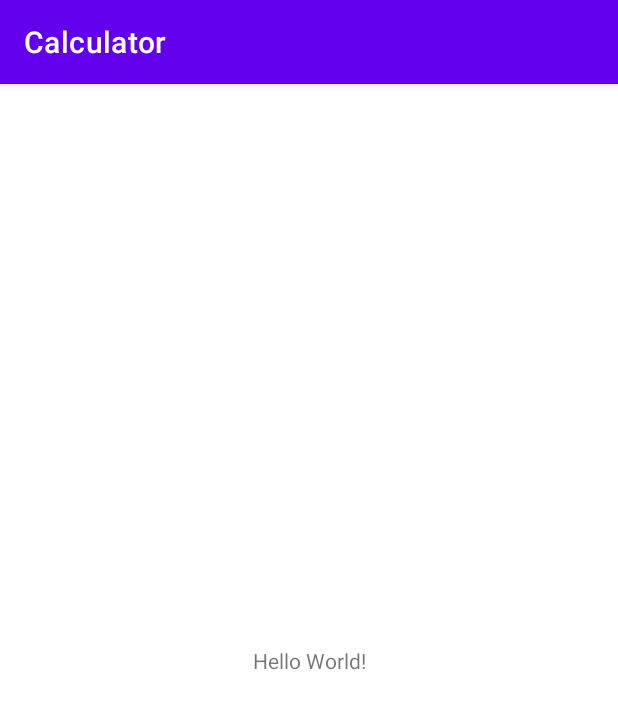
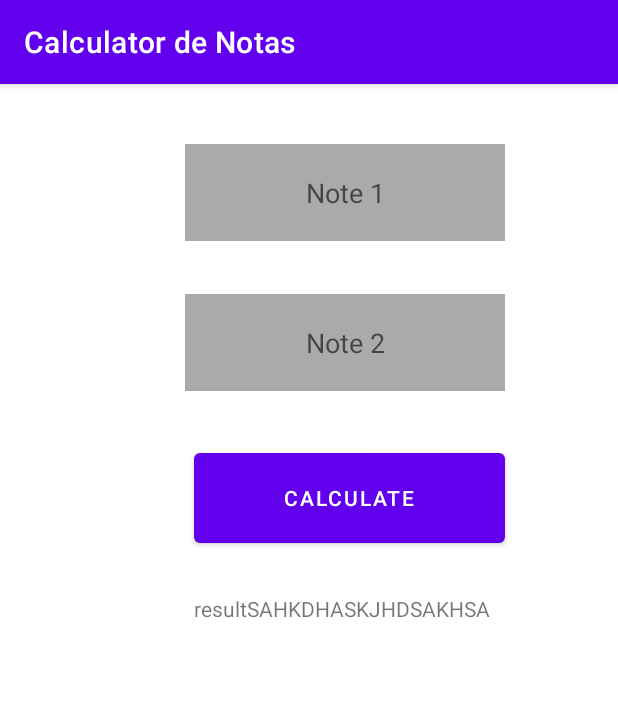
Before and after one commit to MrVictor42/digitalinnovation, an Android app: the screen it shows after launch (MainActivity), on a phone screen of 412 x 824 dp. Shown: the top 709 px of the screen. Run offline under Robolectric (Android 15) with nearby library versions, the phone set to English and light mode, and no system bars.

Commit message:
Insert textfields for note1,note2 and create a button

```diff
--- a/Calculator/app/src/main/res/layout/activity_main.xml
+++ b/Calculator/app/src/main/res/layout/activity_main.xml
@@ -4,15 +4,66 @@
     xmlns:tools="http://schemas.android.com/tools"
     android:layout_width="match_parent"
     android:layout_height="match_parent"
-    tools:context=".MainActivity">
+    tools:context=".MainActivity"
+>
+
+    <EditText
+        android:id="@+id/note1"
+        android:layout_width="wrap_content"
+        android:layout_height="wrap_content"
+        android:layout_marginTop="40dp"
+        android:layout_marginEnd="75dp"
+        android:background="@android:color/darker_gray"
+        android:ems="10"
+        android:hint="Note 1"
+        android:inputType="number"
+        android:maxLength="2"
+        android:padding="20dp"
+        android:textAlignment="center"
+        app:layout_constraintEnd_toEndOf="parent"
+        app:layout_constraintTop_toTopOf="parent"
+    />
+
+    <EditText
+        android:id="@+id/note2"
+        android:layout_width="wrap_content"
+        android:layout_height="wrap_content"
+        android:layout_marginTop="140dp"
+        android:layout_marginEnd="75dp"
+        android:background="@android:color/darker_gray"
+        android:ems="10"
+        android:hint="Note 2"
+        android:inputType="number"
+        android:maxLength="2"
+        android:padding="20dp"
+        android:textAlignment="center"
+        app:layout_constraintEnd_toEndOf="parent"
+        app:layout_constraintTop_toTopOf="parent"
+    />
+
+    <Button
+        android:id="@+id/buttonCalculate"
+        android:layout_width="207dp"
+        android:layout_height="72dp"
+        android:layout_marginTop="240dp"
+        android:layout_marginEnd="75dp"
+        android:padding="20dp"
+        android:text="Calculate"
+        app:layout_constraintEnd_toEndOf="parent"
+        app:layout_constraintTop_toTopOf="parent"
+
+        />
 
     <TextView
-        android:layout_width="wrap_content"
-        android:layout_height="wrap_content"
-        android:text="Hello World!"
-        app:layout_constraintBottom_toBottomOf="parent"
-        app:layout_constraintLeft_toLeftOf="parent"
-        app:layout_constraintRight_toRightOf="parent"
-        app:layout_constraintTop_toTopOf="parent" />
+        android:id="@+id/resultText"
+        android:layout_width="207dp"
+        android:layout_height="200dp"
+        android:layout_marginEnd="75dp"
+        android:layout_marginTop="340dp"
+        android:text="resultSAHKDHASKJHDSAKHSA"
+        app:layout_constraintEnd_toEndOf="parent"
+        app:layout_constraintTop_toTopOf="parent"
+    />
+
 
 </androidx.constraintlayout.widget.ConstraintLayout>
--- a/Calculator/app/src/main/res/values/strings.xml
+++ b/Calculator/app/src/main/res/values/strings.xml
@@ -1,3 +1,3 @@
 <resources>
-    <string name="app_name">Calculator</string>
+    <string name="app_name">Calculator de Notas</string>
 </resources>
```
Also changed, not shown: bank/src/main/kotlin/digitalinnovation/digitalone/Analista.kt (renamed from src/main/kotlin/digitalinnovation/digitalone/Analista.kt), bank/src/main/kotlin/digitalinnovation/digitalone/Banco.kt (renamed from src/main/kotlin/digitalinnovation/digitalone/Banco.kt), bank/src/main/kotlin/digitalinnovation/digitalone/Cliente.kt (renamed from src/main/kotlin/digitalinnovation/digitalone/Cliente.kt), bank/src/main/kotlin/digitalinnovation/digitalone/ClienteTipo.kt (renamed from src/main/kotlin/digitalinnovation/digitalone/ClienteTipo.kt), bank/src/main/kotlin/digitalinnovation/digitalone/Conta.kt (renamed from src/main/kotlin/digitalinnovation/digitalone/Conta.kt), bank/src/main/kotlin/digitalinnovation/digitalone/Funcionario.kt (renamed from src/main/kotlin/digitalinnovation/digitalone/Funcionario.kt), bank/src/main/kotlin/digitalinnovation/digitalone/Gerente.kt (renamed from src/main/kotlin/digitalinnovation/digitalone/Gerente.kt), bank/src/main/kotlin/digitalinnovation/digitalone/Login.kt (renamed from src/main/kotlin/digitalinnovation/digitalone/Login.kt), bank/src/main/kotlin/digitalinnovation/digitalone/Pessoa.kt (renamed from src/main/kotlin/digitalinnovation/digitalone/Pessoa.kt), bank/src/main/kotlin/digitalinnovation/digitalone/testes/BancoTeste.kt (renamed from src/main/kotlin/digitalinnovation/digitalone/testes/BancoTeste.kt), bank/src/main/kotlin/digitalinnovation/digitalone/testes/ClienteTeste.kt (renamed from src/main/kotlin/digitalinnovation/digitalone/testes/ClienteTeste.kt), bank/src/main/kotlin/digitalinnovation/digitalone/testes/ClienteTipoTeste.kt (renamed from src/main/kotlin/digitalinnovation/digitalone/testes/ClienteTipoTeste.kt), bank/src/main/kotlin/digitalinnovation/digitalone/testes/FuncionarioTeste.kt (renamed from src/main/kotlin/digitalinnovation/digitalone/testes/FuncionarioTeste.kt), bank/src/main/kotlin/digitalinnovation/digitalone/testes/GerenteTeste.kt (renamed from src/main/kotlin/digitalinnovation/digitalone/testes/GerenteTeste.kt), 2 more files, 6 other files.
